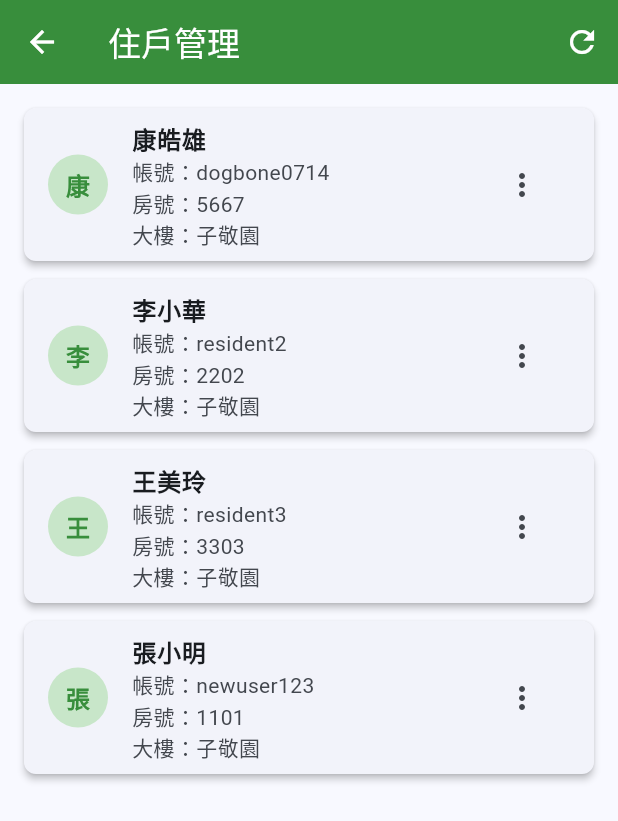
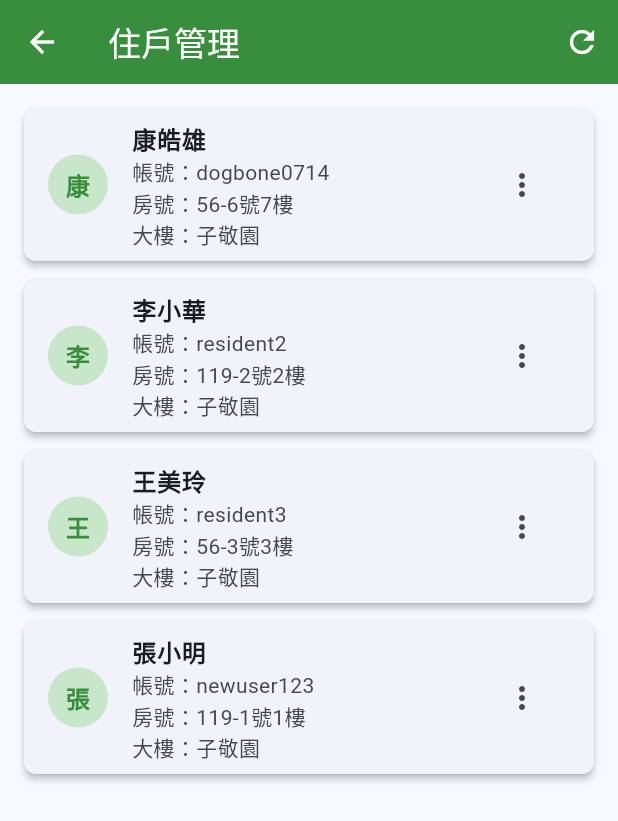
Before and after one commit to Dogbone0714/StartNest, a Flutter app: the AdminResidentsScreen screen opened directly, on a phone screen of 412 x 824 dp. Shown: the top 821 px of the screen. Run offline on Flutter 3.47's test engine with Material 3 defaults, Android fonts, the phone set to English and light mode, and no system bars; our stand-ins replace flutter_map, latlong2, shared_preferences; missing offline and left inert: community_garden_server_client, serverpod_client; accounts and stored records are empty; Roboto replaces fonts that are missing (NotoSansTC).

Commit message:
更新房號規則成56或119號

```diff
--- a/lib/screens/admin/admin_invitation_codes_screen.dart
+++ b/lib/screens/admin/admin_invitation_codes_screen.dart
@@ -87,15 +87,15 @@ class _AdminInvitationCodesScreenState extends State<AdminInvitationCodesScreen>
                 controller: _unitController,
                 decoration: const InputDecoration(
                   labelText: '房號',
-                  hintText: '請輸入房號（如：1101）',
+                  hintText: '請輸入房號（如：56-1號1樓、119-2號2樓）',
                   border: OutlineInputBorder(),
                   prefixIcon: Icon(Icons.home),
                 ),
                 validator: (value) {
                   if (value != null && value.trim().isNotEmpty) {
-                    // 驗證房號格式（純數字）
-                    if (!RegExp(r'^\d+$').hasMatch(value.trim())) {
-                      return '房號只能包含數字';
+                    // 驗證房號格式（56-*號*樓 或 119-*號*樓）
+                    if (!RegExp(r'^(56|119)-\d+號\d+樓$').hasMatch(value.trim())) {
+                      return '房號格式：56-*號*樓 或 119-*號*樓';
                     }
                   }
                   return null;
--- a/lib/screens/admin/admin_residents_screen.dart
+++ b/lib/screens/admin/admin_residents_screen.dart
@@ -131,16 +131,16 @@ class _AdminResidentsScreenState extends State<AdminResidentsScreen> {
               TextFormField(
                 decoration: const InputDecoration(
                   labelText: '房號 *',
-                  hintText: '請輸入房號（如：1101）',
+                  hintText: '請輸入房號（如：56-1號1樓、119-2號2樓）',
                   border: OutlineInputBorder(),
                 ),
                 validator: (value) {
                   if (value == null || value.trim().isEmpty) {
                     return '請輸入房號';
                   }
-                  // 驗證房號格式（純數字）
-                  if (!RegExp(r'^\d+$').hasMatch(value.trim())) {
-                    return '房號只能包含數字';
+                  // 驗證房號格式（56-*號*樓 或 119-*號*樓）
+                  if (!RegExp(r'^(56|119)-\d+號\d+樓$').hasMatch(value.trim())) {
+                    return '房號格式：56-*號*樓 或 119-*號*樓';
                   }
                   return null;
                 },
@@ -263,16 +263,16 @@ class _AdminResidentsScreenState extends State<AdminResidentsScreen> {
                 initialValue: unit,
                 decoration: const InputDecoration(
                   labelText: '房號 *',
-                  hintText: '請輸入房號（如：1101）',
+                  hintText: '請輸入房號（如：56-1號1樓、119-2號2樓）',
                   border: OutlineInputBorder(),
                 ),
                 validator: (value) {
                   if (value == null || value.trim().isEmpty) {
                     return '請輸入房號';
                   }
-                  // 驗證房號格式（純數字）
-                  if (!RegExp(r'^\d+$').hasMatch(value.trim())) {
-                    return '房號只能包含數字';
+                  // 驗證房號格式（56-*號*樓 或 119-*號*樓）
+                  if (!RegExp(r'^(56|119)-\d+號\d+樓$').hasMatch(value.trim())) {
+                    return '房號格式：56-*號*樓 或 119-*號*樓';
                   }
                   return null;
                 },
--- a/lib/screens/auth/register_screen.dart
+++ b/lib/screens/auth/register_screen.dart
@@ -239,7 +239,7 @@ class _RegisterScreenState extends State<RegisterScreen> {
                 controller: _unitController,
                 decoration: const InputDecoration(
                   labelText: '房號 *',
-                  hintText: '請輸入房號（如：1101）',
+                  hintText: '請輸入房號（如：56-1號1樓、119-2號2樓）',
                   border: OutlineInputBorder(),
                   prefixIcon: Icon(Icons.home),
                 ),
@@ -247,9 +247,9 @@ class _RegisterScreenState extends State<RegisterScreen> {
                   if (value == null || value.trim().isEmpty) {
                     return '請輸入房號';
                   }
-                  // 驗證房號格式（純數字）
-                  if (!RegExp(r'^\d+$').hasMatch(value.trim())) {
-                    return '房號只能包含數字';
+                  // 驗證房號格式（56-*號*樓 或 119-*號*樓）
+                  if (!RegExp(r'^(56|119)-\d+號\d+樓$').hasMatch(value.trim())) {
+                    return '房號格式：56-*號*樓 或 119-*號*樓';
                   }
                   return null;
                 },
--- a/lib/services/community/auth_service.dart
+++ b/lib/services/community/auth_service.dart
@@ -28,21 +28,21 @@ class AuthService extends ChangeNotifier {
       'role': '住戶',
       'name': '康皓雄',
       'building': '子敬園',
-      'unit': '5667',
+      'unit': '56-6號7樓',
     },
     'resident2': {
       'password': 'resident123',
       'role': '住戶',
       'name': '李小華',
       'building': '子敬園',
-      'unit': '2202',
+      'unit': '119-2號2樓',
     },
     'resident3': {
       'password': 'resident123',
       'role': '住戶',
       'name': '王美玲',
       'building': '子敬園',
-      'unit': '3303',
+      'unit': '56-3號3樓',
     },
   };
 
--- a/lib/services/community/serverpod_client_service.dart
+++ b/lib/services/community/serverpod_client_service.dart
@@ -19,21 +19,21 @@ class ServerpodClientService {
           'name': '康皓雄',
           'role': '住戶',
           'building': '子敬園',
-          'unit': '5667',
+          'unit': '56-6號7樓',
         },
         'resident2': {
           'password': 'resident123',
           'name': '李小華',
           'role': '住戶',
           'building': '子敬園',
-          'unit': '2202',
+          'unit': '119-2號2樓',
         },
         'resident3': {
           'password': 'resident123',
           'name': '王美玲',
           'role': '住戶',
           'building': '子敬園',
-          'unit': '3303',
+          'unit': '56-3號3樓',
         },
       };
 
@@ -76,21 +76,21 @@ class ServerpodClientService {
           'name': '康皓雄',
           'role': '住戶',
           'building': '子敬園',
-          'unit': '5667',
+          'unit': '56-6號7樓',
         },
         'resident2': {
           'password': 'resident123',
           'name': '李小華',
           'role': '住戶',
           'building': '子敬園',
-          'unit': '2202',
+          'unit': '119-2號2樓',
         },
         'resident3': {
           'password': 'resident123',
           'name': '王美玲',
           'role': '住戶',
           'building': '子敬園',
-          'unit': '3303',
+          'unit': '56-3號3樓',
         },
       };
 
@@ -132,21 +132,21 @@ class ServerpodClientService {
           'name': '康皓雄',
           'role': '住戶',
           'building': '子敬園',
-          'unit': '5667',
+          'unit': '56-6號7樓',
         },
         'resident2': {
           'password': 'resident123',
           'name': '李小華',
           'role': '住戶',
           'building': '子敬園',
-          'unit': '2202',
+          'unit': '119-2號2樓',
         },
         'resident3': {
           'password': 'resident123',
           'name': '王美玲',
           'role': '住戶',
           'building': '子敬園',
-          'unit': '3303',
+          'unit': '56-3號3樓',
         },
       };
 
@@ -189,28 +189,28 @@ class ServerpodClientService {
           'name': '康皓雄',
           'role': '住戶',
           'building': '子敬園',
-          'unit': '5667',
+          'unit': '56-6號7樓',
         },
         'resident2': {
           'password': 'resident123',
           'name': '李小華',
           'role': '住戶',
           'building': '子敬園',
-          'unit': '2202',
+          'unit': '119-2號2樓',
         },
         'resident3': {
           'password': 'resident123',
           'name': '王美玲',
           'role': '住戶',
           'building': '子敬園',
-          'unit': '3303',
+          'unit': '56-3號3樓',
         },
         'newuser123': {
           'password': 'newuser123',
           'name': '張小明',
           'role': '住戶',
           'building': '子敬園',
-          'unit': '1101',
+          'unit': '119-1號1樓',
         },
       };
 
@@ -326,7 +326,7 @@ class ServerpodClientService {
           'isUsed': false,
           'usedBy': null,
           'usedAt': null,
-          'unit': '1101',
+          'unit': '119-1號1樓',
           'isExpired': false,
           'isValid': true,
         },
@@ -338,7 +338,7 @@ class ServerpodClientService {
           'isUsed': false,
           'usedBy': null,
           'usedAt': null,
-          'unit': '2202',
+          'unit': '56-2號2樓',
           'isExpired': false,
           'isValid': true,
         },
@@ -350,7 +350,7 @@ class ServerpodClientService {
           'isUsed': false,
           'usedBy': null,
           'usedAt': null,
-          'unit': '3303',
+          'unit': '56-3號3樓',
           'isExpired': true,
           'isValid': false,
         },
@@ -362,7 +362,7 @@ class ServerpodClientService {
           'isUsed': true,
           'usedBy': 'newuser123',
           'usedAt': DateTime.now().subtract(const Duration(days: 2)).toIso8601String(),
-          'unit': '4404',
+          'unit': '119-4號4樓',
           'isExpired': false,
           'isValid': false,
         },
@@ -401,13 +401,13 @@ class ServerpodClientService {
         return {
           'success': true,
           'message': '邀請碼有效',
-          'unit': '1101',
+          'unit': '119-1號1樓',
         };
       } else if (code == 'DEF456') {
         return {
           'success': true,
           'message': '邀請碼有效',
-          'unit': '2202',
+          'unit': '56-2號2樓',
         };
       } else {
         return {'success': false, 'message': '邀請碼不存在或已過期'};
```
